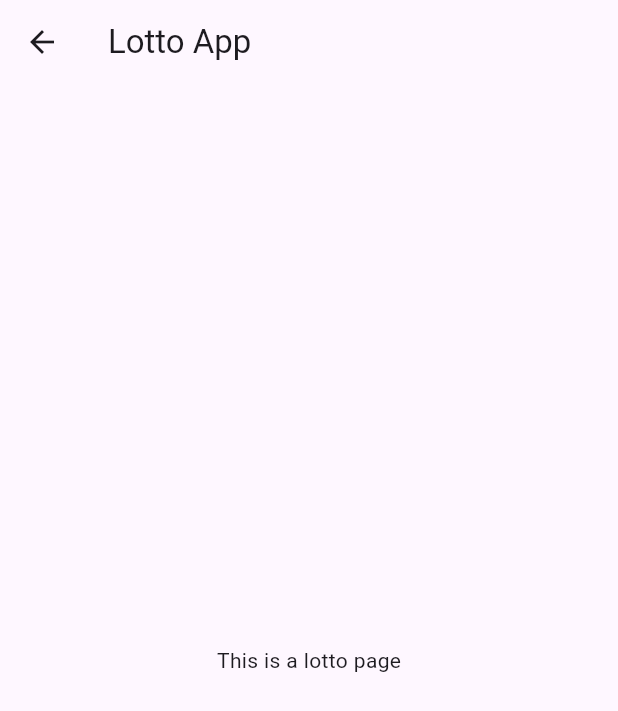
After one commit to LSe-Yeong/FlutterStudy, a Flutter app: the Lotto screen opened directly, on a phone screen of 412 x 824 dp. The commit adds this screen. Shown: the top 711 px of the screen. Run offline on Flutter 3.47's test engine with Material 3 defaults, Android fonts, the light colour scheme and no system bars; our stand-ins replace audioplayers, flutter_animate, lottie.

```diff
--- /dev/null
+++ b/chapter11_3/lib/lottery_app/lotto.dart
@@ -0,0 +1,22 @@
+import 'package:flutter/material.dart';
+
+class Lotto extends StatefulWidget {
+  const Lotto({super.key});
+
+  @override
+  State<Lotto> createState() => _LottoState();
+}
+
+class _LottoState extends State<Lotto> {
+  @override
+  Widget build(BuildContext context) {
+    return Scaffold(
+      appBar: AppBar(
+        title: const Text("Lotto App"),
+      ),
+      body: const Center(
+        child: Text("This is a lotto page"),
+      ),
+    );
+  }
+}
--- a/chapter11_3/lib/widget/my_textfield.dart
+++ b/chapter11_3/lib/widget/my_textfield.dart
@@ -5,15 +5,22 @@ class MyTextfield extends StatelessWidget {
     super.key,
     required this.hintText,
     required this.obscureText,
+    required this.controller,
+    this.emailType,
   });
 
   final String hintText;
   final bool obscureText;
+  final TextEditingController controller;
+  final TextInputType? emailType;
+
   @override
   Widget build(BuildContext context) {
     return Padding(
       padding: EdgeInsets.symmetric(horizontal: 25),
       child: TextField(
+        keyboardType: emailType,
+        controller: controller,
         obscureText: obscureText,
         decoration: InputDecoration(
           enabledBorder: const OutlineInputBorder(
```
Also changed, not shown: chapter11_3/lib/login.dart (+43 -3 lines).
